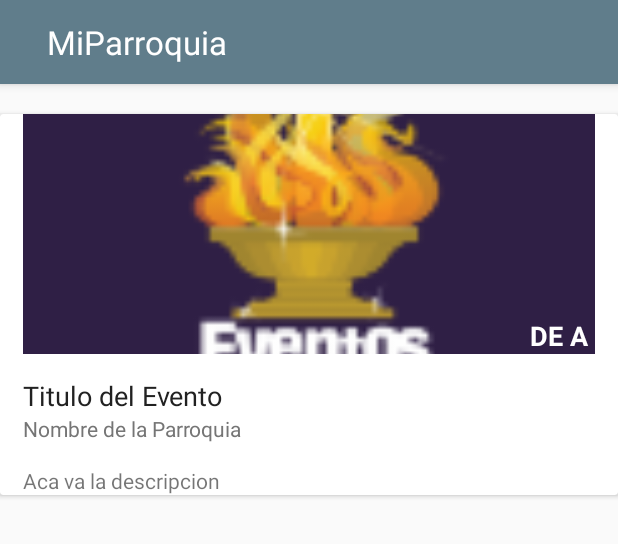
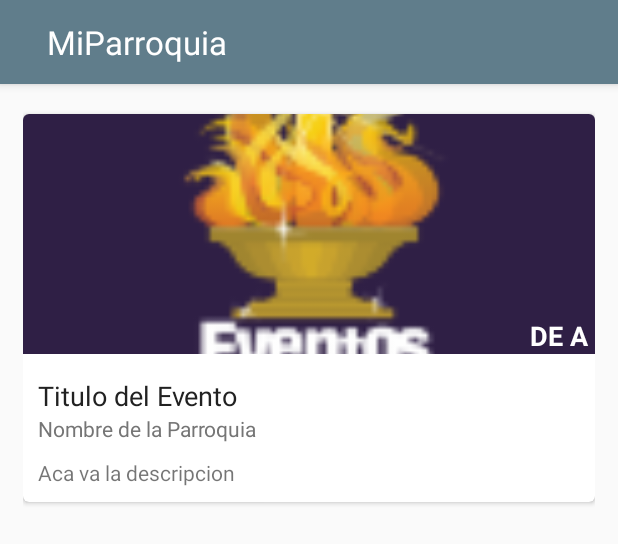
Before and after one commit to phyros1407/Parroquia, an Android app: the layout detalle_activity.xml on its own in the app's theme, with its tools: preview values and no code run, on a phone screen of 412 x 824 dp. Shown: the top 544 px of the screen. Run offline under Robolectric (Android 15) with nearby library versions, the phone set to English and light mode, and no system bars; network calls fail.

Commit message:
commit 7

```diff
--- a/app/src/main/java/com/vfconsulting/barbieri/parroquia/Adapters/ActividadAdapter.java
+++ b/app/src/main/java/com/vfconsulting/barbieri/parroquia/Adapters/ActividadAdapter.java
@@ -6,6 +6,7 @@ import android.view.View;
 import android.view.ViewGroup;
 import android.widget.TextView;
 
+import com.google.android.gms.vision.text.Text;
 import com.vfconsulting.barbieri.parroquia.Beans.ActividadBean;
 import com.vfconsulting.barbieri.parroquia.R;
 
@@ -24,12 +25,14 @@ public class ActividadAdapter extends RecyclerView.Adapter<ActividadAdapter.MyVi
         public TextView titulo;
         public TextView hora_inicio;
         public TextView hora_fin;
+        public TextView fecha_inicio;
 
         public MyViewHolder(View view) {
             super(view);
             titulo = (TextView) view.findViewById(R.id.titulo_actividad);
             hora_inicio = (TextView) view.findViewById(R.id.hora_inicio);
             hora_fin = (TextView) view.findViewById(R.id.hora_fin);
+            fecha_inicio = (TextView) view.findViewById(R.id.fecha_inicio_actividad);
         }
     }
 
@@ -51,6 +54,7 @@ public class ActividadAdapter extends RecyclerView.Adapter<ActividadAdapter.MyVi
         holder.titulo.setText(actividad.getTitulo());
         holder.hora_inicio.setText(actividad.getHora_inicio());
         holder.hora_fin.setText(actividad.getHora_fin());
+        holder.fecha_inicio.setText(actividad.getFecha_inicio_actividad());
         // holder.fondo.setImageResource(evento.));
     }
 
--- a/app/src/main/java/com/vfconsulting/barbieri/parroquia/EventosFragment.java
+++ b/app/src/main/java/com/vfconsulting/barbieri/parroquia/EventosFragment.java
@@ -44,6 +44,7 @@ public class EventosFragment extends Fragment {
 
         recyclerView = (RecyclerView) view.findViewById(R.id.lista_reciclada);
 
+        //SETEANDO EL ADAPTER Y RECYCLER VIEW
         eAdapter = new EventoAdapter(listaEventos);
         RecyclerView.LayoutManager mLayoutManager = new LinearLayoutManager(view.getContext());
         recyclerView.setLayoutManager(mLayoutManager);
@@ -108,12 +109,14 @@ public class EventosFragment extends Fragment {
                                 String fechaFin = jsonObject.getString("fecha_fin");
 
                                 EventoBean evento = new EventoBean();
+
                                 evento.setId(id);
                                 evento.setTitulo(titulo);
                                 evento.setDescripcion(descripcion);
                                 evento.setNombre_parroquia(parroquia);
                                 evento.setFec_ini(fechaInicio);
                                 evento.setFec_fin(fechaFin);
+
                                 listaEventos.add(evento);
                                 eAdapter.notifyDataSetChanged();
                             }
--- a/app/src/main/java/com/vfconsulting/barbieri/parroquia/MapaFragment.java
+++ b/app/src/main/java/com/vfconsulting/barbieri/parroquia/MapaFragment.java
@@ -50,8 +50,6 @@ public class MapaFragment extends Fragment implements OnMapReadyCallback{
         mMapView = (MapView) inflatedView.findViewById(R.id.map);
         mMapView.onCreate(mBundle);
         setUpMapIfNeeded(inflatedView);
-
-        onResume();
 
         mMapView.getMapAsync(this);
 
--- a/app/src/main/res/layout/detalle_activity.xml
+++ b/app/src/main/res/layout/detalle_activity.xml
@@ -1,6 +1,7 @@
 <?xml version="1.0" encoding="utf-8"?>
 <LinearLayout
     xmlns:android="http://schemas.android.com/apk/res/android"
+    xmlns:card_view="http://schemas.android.com/apk/res-auto"
     android:orientation="vertical"
     android:layout_width="match_parent"
     android:layout_height="match_parent">
@@ -8,21 +9,28 @@
     <include
         layout="@layout/static_toolbar"></include>
 
+    <LinearLayout
+        android:layout_width="match_parent"
+        android:layout_height="match_parent"
+        android:gravity="center_vertical"
+        android:orientation="vertical"
+        android:paddingLeft="15dp"
+        android:paddingRight="15dp">
+
         <android.support.v7.widget.CardView
             android:id="@+id/general"
             android:layout_width="match_parent"
             android:layout_height="wrap_content"
+            android:layout_gravity="center_horizontal"
             android:layout_marginTop="20dp"
-        android:elevation="@dimen/elevacion_card">
+            android:elevation="@dimen/elevacion_card"
+            card_view:cardCornerRadius="4dp">
 
             <LinearLayout
                 android:layout_width="match_parent"
                 android:layout_height="match_parent"
-            android:orientation="vertical"
-            android:paddingRight="15dp"
-            android:paddingLeft="15dp"
                 android:gravity="center_vertical"
-            >
+                android:orientation="vertical">
 
                 <FrameLayout
                     android:layout_width="match_parent"
@@ -33,44 +41,49 @@
                         android:layout_width="match_parent"
                         android:layout_height="160dp"
                         android:scaleType="centerCrop"
-                    android:src="@drawable/evento_catolico"/>
+                        android:src="@drawable/evento_catolico" />
 
                     <TextView
                         android:id="@+id/rango_fecha"
                         android:layout_width="match_parent"
                         android:layout_height="wrap_content"
                         android:layout_gravity="bottom"
+                        android:text="DE A "
+                        android:textAlignment="textEnd"
                         android:textColor="@color/icons"
-                    android:textAlignment="textEnd"
                         android:textSize="18dp"
-                    android:textStyle="bold"
-                    android:text="DE A "/>
+                        android:textStyle="bold" />
 
                 </FrameLayout>
-
 
 
                 <TextView
                     android:id="@+id/titulo_evento_general"
                     android:layout_width="match_parent"
-                android:layout_height="match_parent"
+                    android:layout_height="wrap_content"
                     android:layout_marginTop="15dp"
+                    android:text="Titulo del Evento"
+                    android:textColor="@color/primary_text"
                     android:textSize="18dp"
-                android:textColor="@color/primary_text"
-                android:text="Titulo del Evento"/>
+                    android:layout_marginLeft="10dp"/>
+
                 <TextView
                     android:id="@+id/parroquia_evento_general"
                     android:layout_width="match_parent"
-                android:layout_height="match_parent"
+                    android:layout_height="wrap_content"
+                    android:text="Nombre de la Parroquia"
                     android:textColor="@color/secondary_text"
-                android:text="Nombre de la Parroquia"/>
+                    android:layout_marginLeft="10dp"/>
 
                 <TextView
                     android:id="@+id/descripcion_general"
                     android:layout_width="match_parent"
                     android:layout_height="match_parent"
                     android:layout_marginTop="15dp"
-                android:text="Aca va la descripcion"/>
+                    android:layout_marginBottom="15dp"
+                    android:gravity="left"
+                    android:layout_margin="10dp"
+                    android:text="Aca va la descripcion" />
 
             </LinearLayout>
 
@@ -78,22 +91,23 @@
         </android.support.v7.widget.CardView>
 
         <LinearLayout
-        android:layout_marginTop="15dp"
             android:layout_width="match_parent"
             android:layout_height="match_parent"
+            android:layout_marginTop="15dp"
             android:orientation="vertical"
-        android:paddingRight="15dp"
             android:paddingLeft="15dp"
-        >
+            android:paddingRight="15dp">
 
             <android.support.v7.widget.RecyclerView
                 android:id="@+id/lista_reciclada_2"
                 android:layout_width="match_parent"
                 android:layout_height="wrap_content"
-            android:scrollbars="vertical"
-            />
+                android:scrollbars="vertical" />
 
         </LinearLayout>
 
 
     </LinearLayout>
+
+
+</LinearLayout>
```
Also changed, not shown: app/src/main/java/com/vfconsulting/barbieri/parroquia/DetalleActivity.java (+29 -7 lines), app/src/main/res/layout/actividades_lista.xml (+13 -4 lines). Lines whose indentation alone changed are shown as unchanged.
